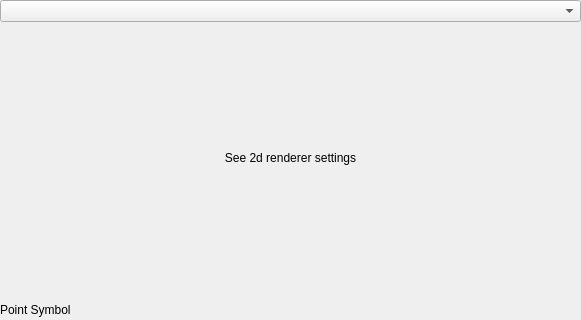
First picture: the form in src/ui/3d/qgspointcloud3dsymbolwidget.ui, repository qgis/QGIS, before the edit; both pictures show x 0 to 581 and y 0 to 320 of the 581 by 551 pixel window.
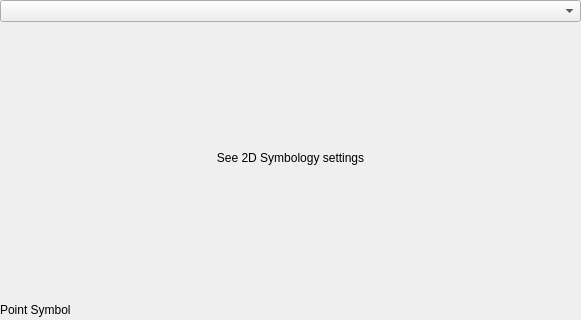
Second picture: the form after the edit. The open tabs and pages were chosen to show the change. Custom widgets are drawn as their Qt base class.

Patch:
```diff
--- a/src/ui/3d/qgspointcloud3dsymbolwidget.ui
+++ b/src/ui/3d/qgspointcloud3dsymbolwidget.ui
@@ -216,7 +216,7 @@
        <item row="0" column="0">
         <widget class="QLabel" name="label_8">
          <property name="text">
-          <string>See 2d renderer settings</string>
+          <string>See 2D Symbology settings</string>
          </property>
          <property name="alignment">
           <set>Qt::AlignCenter</set>
```
Left out of the diff: 2 changed lines with no effect on the pictures.
